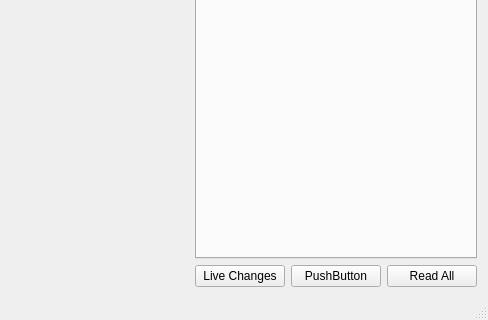
The window that mainwindow.ui (randomplum/jmc-servo) describes before a commit, drawn with Qt 5; both pictures show x 649 to 1137 and y 669 to 989 of the 1137 by 989 pixel window.
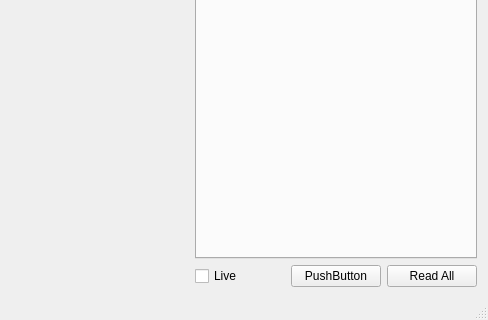
The same window after the commit.

Commit message: jmc_servo: Live updates

```diff
--- a/mainwindow.ui
+++ b/mainwindow.ui
@@ -789,15 +789,9 @@
         <item>
          <layout class="QHBoxLayout" name="horizontalLayout_3">
           <item>
-           <widget class="QPushButton" name="live_button">
+           <widget class="QCheckBox" name="live_box">
             <property name="text">
-             <string>Live Changes</string>
-            </property>
-            <property name="checkable">
-             <bool>true</bool>
-            </property>
-            <property name="checked">
-             <bool>false</bool>
+             <string>Live</string>
             </property>
            </widget>
           </item>
```
The commit also changes 3 other files.
